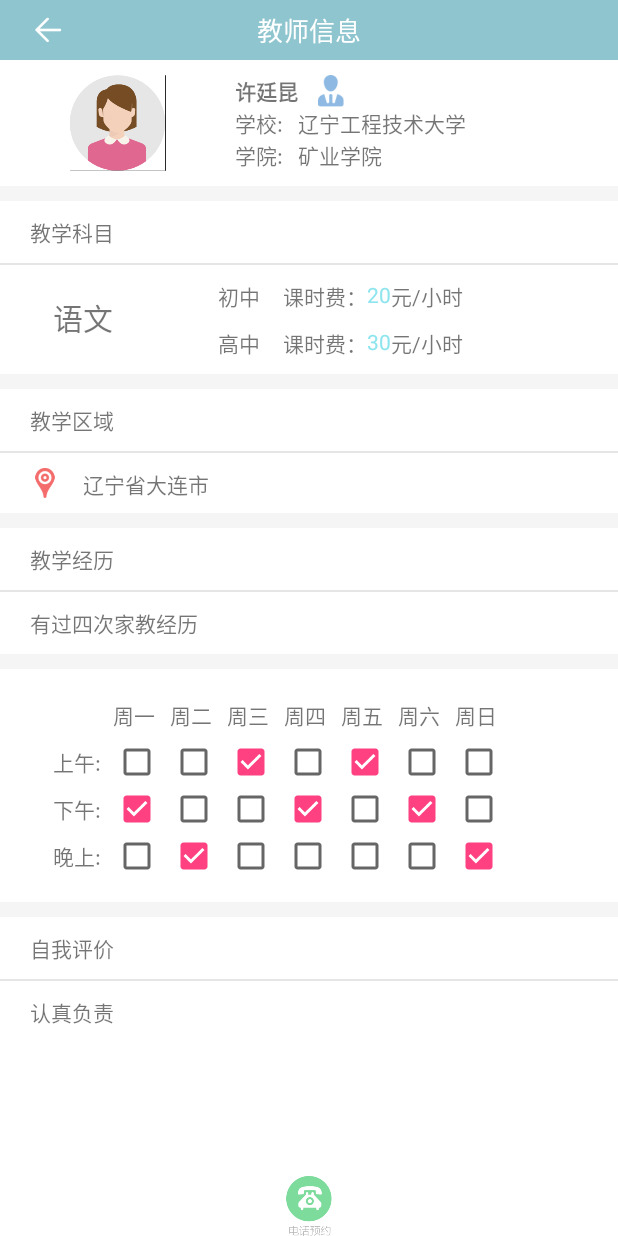
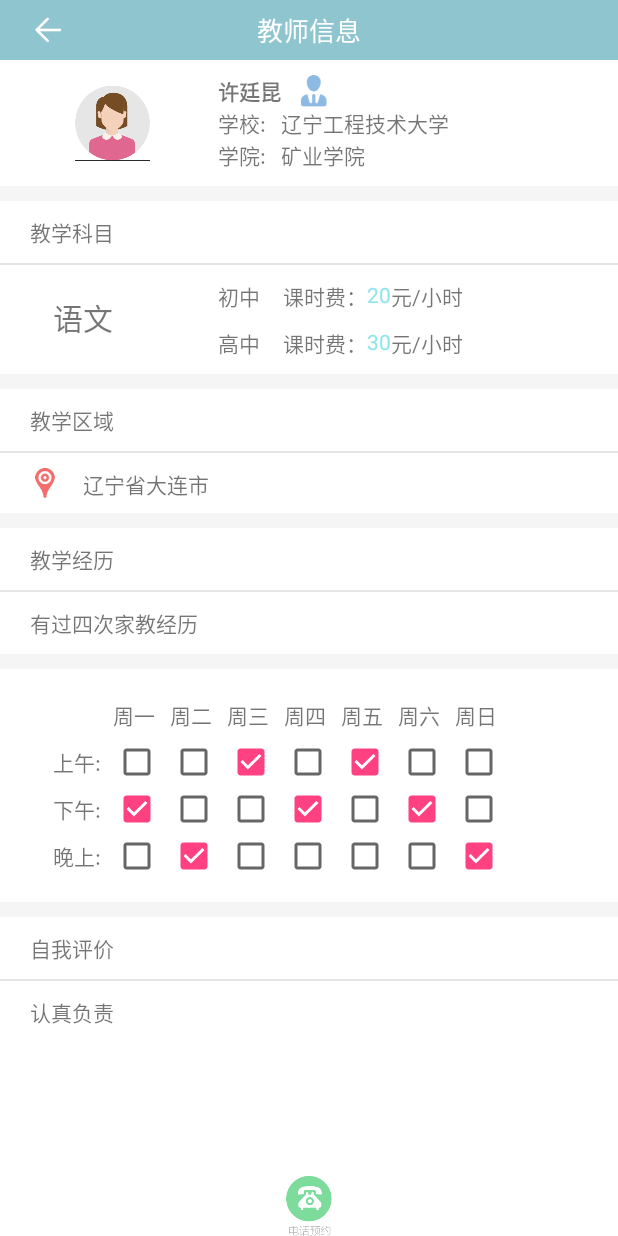
Before and after one commit to kangwenyun/XueShiShuo, an Android app: the TeacherInfoActivity screen opened directly, with no data from a screen before it, on a phone screen of 412 x 824 dp. Run offline under Robolectric (Android 15) with nearby library versions, the phone set to English and light mode, and no system bars.

Commit message:
修复部分界面问题

```diff
--- a/app/src/main/res/layout/head_portrait.xml
+++ b/app/src/main/res/layout/head_portrait.xml
@@ -18,8 +18,8 @@
             android:textSize="15sp"/>
         <ImageView
             android:id="@+id/head_portrait"
-            android:layout_width="60dp"
-            android:layout_height="60dp"
+            android:layout_width="50dp"
+            android:layout_height="50dp"
             android:layout_alignParentRight="true"
             android:src="@mipmap/women"/>
     </RelativeLayout>
--- a/app/src/main/res/layout/info_same_2.xml
+++ b/app/src/main/res/layout/info_same_2.xml
@@ -7,6 +7,7 @@
     <LinearLayout
         android:layout_width="match_parent"
         android:layout_height="wrap_content"
+        android:layout_marginTop="3dp"
         android:layout_marginBottom="3dp"
         android:background="@color/white">
         <RelativeLayout
--- a/app/src/main/res/layout/teacher_person_info.xml
+++ b/app/src/main/res/layout/teacher_person_info.xml
@@ -8,8 +8,9 @@
         android:layout_height="wrap_content">
         <ImageView
             android:id="@+id/image"
-            android:layout_width="wrap_content"
-            android:layout_height="wrap_content"
+            android:layout_width="50dp"
+            android:layout_height="50dp"
+            android:layout_marginLeft="50dp"
             android:layout_alignTop="@id/teacher_name"
             android:layout_alignBottom="@id/teacher_academy"
             android:src="@mipmap/women"/>
@@ -18,6 +19,7 @@
             android:layout_width="wrap_content"
             android:layout_height="wrap_content"
             android:layout_toRightOf="@id/image"
+            android:layout_marginLeft="45dp"
             android:text="@string/teacher_name"/>
         <ImageView
             android:id="@+id/sex"
```
